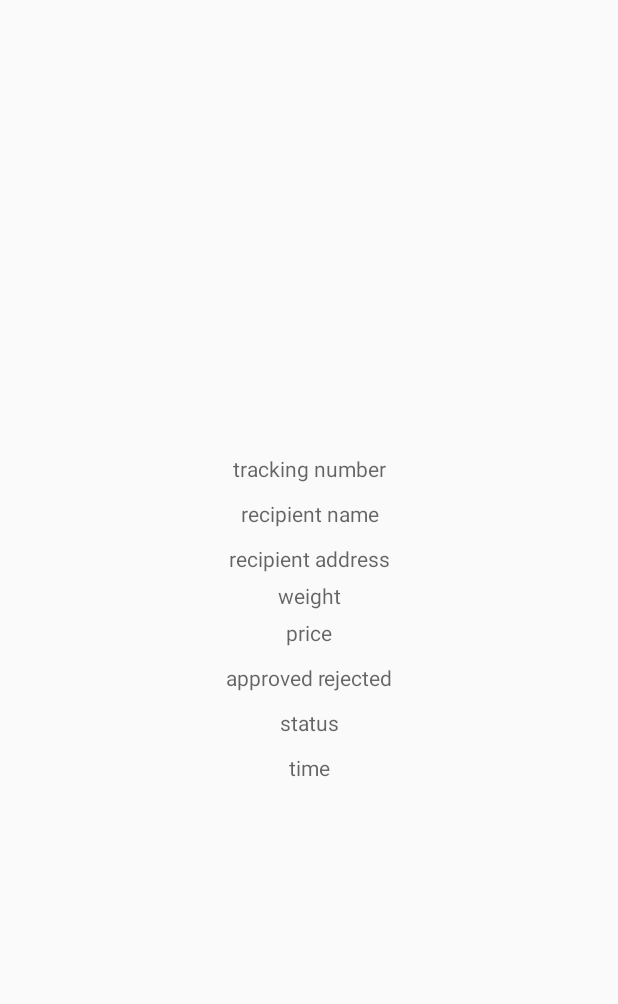
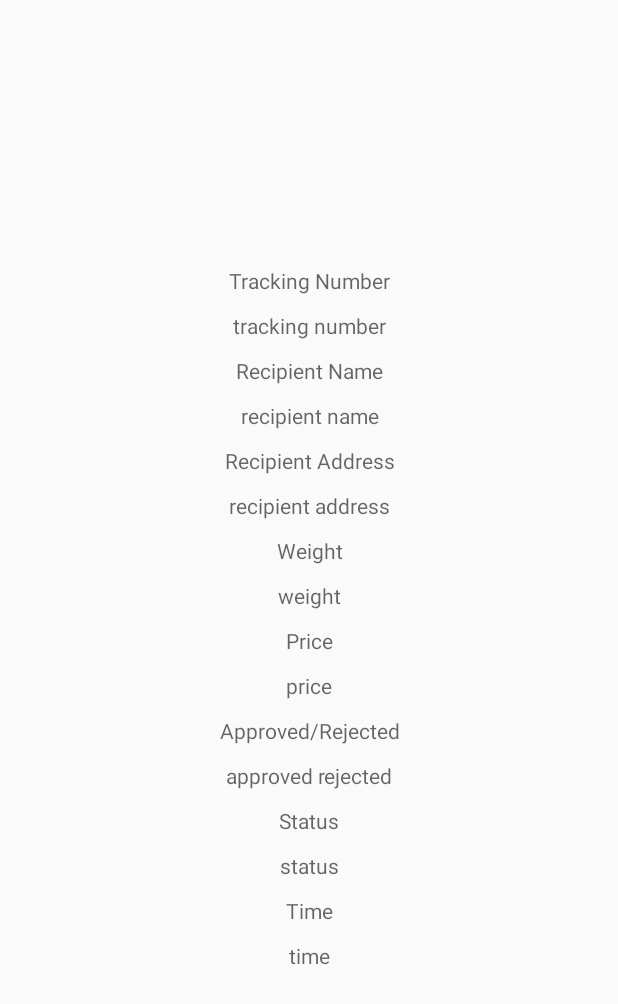
Before and after one commit to KristinaPupavac/bit_tracking_android, an Android app: the layout activity_package.xml on its own in the app's theme, with its tools: preview values and no code run, on a phone screen of 412 x 824 dp. Shown: the top 1004 px of the screen. Run offline under Robolectric (Android 15) with nearby library versions, the light colour scheme and no system bars.

Commit message:
pager view

```diff
--- /dev/null
+++ b/BitTrackingApplication/app/src/main/java/ba/bitcamp/bittracking/bittrackingapplication/controllers/PackagePagerActivity.java
@@ -0,0 +1,48 @@
+package ba.bitcamp.bittracking.bittrackingapplication.controllers;
+
+import android.os.Bundle;
+import android.support.v4.app.Fragment;
+import android.support.v4.app.FragmentActivity;
+import android.support.v4.app.FragmentManager;
+import android.support.v4.app.FragmentStatePagerAdapter;
+import android.support.v4.view.ViewPager;
+
+import java.util.List;
+
+import ba.bitcamp.bittracking.bittrackingapplication.R;
+import ba.bitcamp.bittracking.bittrackingapplication.models.*;
+import ba.bitcamp.bittracking.bittrackingapplication.models.Package;
+
+/**
+ * Created by Kristina Pupavac on 10/27/2015.
+ */
+public class PackagePagerActivity extends FragmentActivity{
+    private ViewPager mViewPager;
+    private List<Package> mPackages;
+
+    @Override
+    protected void onCreate(Bundle saveInstanceStated){
+        super.onCreate(saveInstanceStated);
+        setContentView(R.layout.activity_package_pager);
+
+        mViewPager = (ViewPager) findViewById(R.id.activity_package_pager_view_pager);
+        //mPackage Lista getinstance
+
+        FragmentManager fragmentManager = getSupportFragmentManager();
+        mViewPager.setAdapter(new FragmentStatePagerAdapter(fragmentManager) {
+            @Override
+            public Fragment getItem(int position) {
+                Package p = mPackages.get(position);
+                return p;
+            }
+
+            @Override
+            public int getCount() {
+                return 0;
+            }
+        });
+
+
+    }
+
+}
--- a/BitTrackingApplication/app/src/main/java/ba/bitcamp/bittracking/bittrackingapplication/controllers/UserPackagesActivity.java
+++ b/BitTrackingApplication/app/src/main/java/ba/bitcamp/bittracking/bittrackingapplication/controllers/UserPackagesActivity.java
@@ -3,6 +3,7 @@ package ba.bitcamp.bittracking.bittrackingapplication.controllers;
 import ba.bitcamp.bittracking.bittrackingapplication.models.*;
 import android.content.Intent;
 import android.os.Bundle;
+import android.support.v4.view.ViewPager;
 import android.support.v7.app.AppCompatActivity;
 import android.support.v7.widget.LinearLayoutManager;
 import android.support.v7.widget.RecyclerView;
@@ -94,6 +95,9 @@ public class UserPackagesActivity extends AppCompatActivity {
 
 
     private class PackageAdapter extends RecyclerView.Adapter<PackageHolder>{
+
+
+
         private List<Package> mPackages;
         public PackageAdapter(List<Package> packages){
             mPackages = packages;
--- a/BitTrackingApplication/app/src/main/res/layout/activity_package.xml
+++ b/BitTrackingApplication/app/src/main/res/layout/activity_package.xml
@@ -7,9 +7,23 @@
     <TextView
         android:layout_width="300dp"
         android:layout_height="wrap_content"
+        android:id="@+id/package_tracking_number_view"
+        android:gravity="center"
+        android:hint="Tracking Number"
+        android:padding="5dp"/>
+    <TextView
+        android:layout_width="300dp"
+        android:layout_height="wrap_content"
         android:id="@+id/package_tracking_number"
         android:gravity="center"
         android:hint="tracking number"
+        android:padding="5dp"/>
+    <TextView
+        android:layout_width="300dp"
+        android:layout_height="wrap_content"
+        android:id="@+id/package_recipient_name_view"
+        android:gravity="center"
+        android:hint="Recipient Name"
         android:padding="5dp"/>
     <TextView
         android:layout_width="300dp"
@@ -21,6 +35,13 @@
     <TextView
         android:layout_width="300dp"
         android:layout_height="wrap_content"
+        android:id="@+id/package_recipient_address_view"
+        android:gravity="center"
+        android:hint="Recipient Address"
+        android:padding="5dp"/>
+    <TextView
+        android:layout_width="300dp"
+        android:layout_height="wrap_content"
         android:id="@+id/package_recipient_address"
         android:gravity="center"
         android:hint="recipient address"
@@ -28,15 +49,37 @@
     <TextView
         android:layout_width="300dp"
         android:layout_height="wrap_content"
+        android:id="@+id/package_wight_view"
+        android:gravity="center"
+        android:hint="Weight"
+        android:padding="5dp"/>
+    <TextView
+        android:layout_width="300dp"
+        android:layout_height="wrap_content"
         android:id="@+id/package_wight"
         android:gravity="center"
-        android:hint="weight"/>
+        android:hint="weight"
+        android:padding="5dp"/>
+    <TextView
+        android:layout_width="300dp"
+        android:layout_height="wrap_content"
+        android:id="@+id/package_price_view"
+        android:gravity="center"
+        android:hint="Price"
+        android:padding="5dp"/>
     <TextView
         android:layout_width="300dp"
         android:layout_height="wrap_content"
         android:id="@+id/package_price"
         android:gravity="center"
         android:hint="price"
+        android:padding="5dp"/>
+    <TextView
+        android:layout_width="300dp"
+        android:layout_height="wrap_content"
+        android:id="@+id/package_ar_view"
+        android:gravity="center"
+        android:hint="Approved/Rejected"
         android:padding="5dp"/>
     <TextView
         android:layout_width="300dp"
@@ -48,9 +91,23 @@
     <TextView
         android:layout_width="300dp"
         android:layout_height="wrap_content"
+        android:id="@+id/package_status_view"
+        android:gravity="center"
+        android:hint="Status"
+        android:padding="5dp"/>
+    <TextView
+        android:layout_width="300dp"
+        android:layout_height="wrap_content"
         android:id="@+id/package_status"
         android:gravity="center"
         android:hint="status"
+        android:padding="5dp"/>
+    <TextView
+        android:layout_width="300dp"
+        android:layout_height="wrap_content"
+        android:id="@+id/package_time_view"
+        android:gravity="center"
+        android:hint="Time"
         android:padding="5dp"/>
     <TextView
         android:layout_width="300dp"
--- /dev/null
+++ b/BitTrackingApplication/app/src/main/res/layout/activity_package_pager.xml
@@ -0,0 +1,7 @@
+<?xml version="1.0" encoding="utf-8"?>
+<android.support.v4.view.ViewPager xmlns:android="http://schemas.android.com/apk/res/android"
+                                   android:id="@+id/activity_package_pager_view_pager"
+                                   android:layout_width="match_parent"
+                                   android:layout_height="match_parent">
+
+</android.support.v4.view.ViewPager>
```
